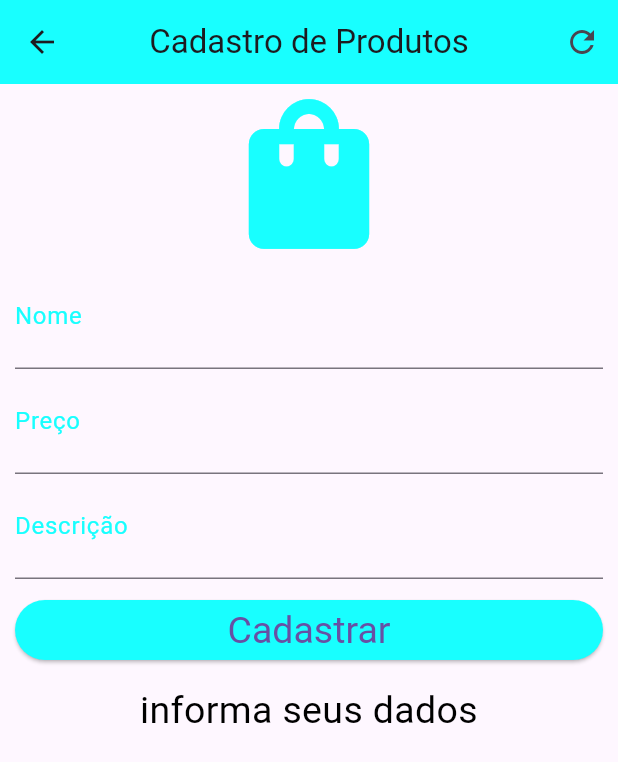
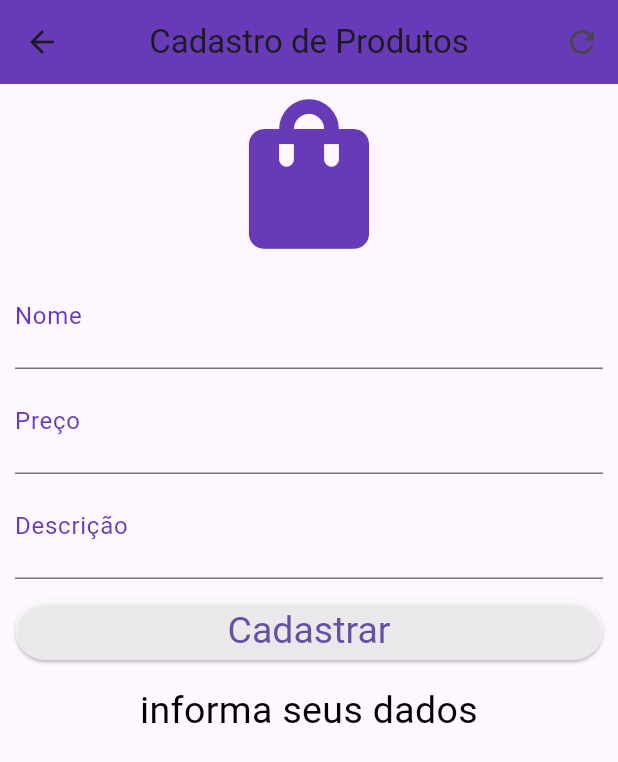
Before and after one commit to fifizinho/AvaliSomativaFlutter, a Flutter app: the Tela5 screen opened by its route, after a tap on "Cadastrar", after a tap on the "refresh" icon, on a phone screen of 412 x 824 dp. Shown: the top 762 px of the screen. Run offline on Flutter 3.47's test engine with Material 3 defaults, Android fonts, the phone set to English and light mode, and no system bars.

Commit message:
avaliacao corrigida

```diff
--- a/lib/tela1.dart
+++ b/lib/tela1.dart
@@ -14,7 +14,7 @@ class _HomePageState extends State<Tela1> {
       appBar: AppBar(
         title: Text("MENU"),
         centerTitle: true,
-        backgroundColor: Colors.deepOrangeAccent,
+        backgroundColor: Colors.deepPurple,
       ),
 
       body: SingleChildScrollView(
@@ -25,7 +25,7 @@ class _HomePageState extends State<Tela1> {
             const Icon(
               Icons.add_business_sharp,
               size: 120.0,
-              color: Colors.deepOrangeAccent,
+              color: Colors.deepPurple,
             ),
             Text(
               "Aplicação Principal",
--- a/lib/tela3.dart
+++ b/lib/tela3.dart
@@ -8,7 +8,7 @@ class Contador extends StatelessWidget {
   Widget build(BuildContext context) {
     return MaterialApp(
       theme: ThemeData(
-        colorScheme: ColorScheme.fromSeed(seedColor: Colors.blueGrey),
+        colorScheme: ColorScheme.fromSeed(seedColor: Colors.deepPurple),
         useMaterial3: true,
       ),
       home: const Tela3(),
@@ -43,7 +43,7 @@ class _MyHomePageState extends State<Tela3> {
   Widget build(BuildContext context) {
     return Scaffold(
       appBar: AppBar(
-        backgroundColor: Theme.of(context).colorScheme.inversePrimary,
+        backgroundColor: Colors.deepPurple,
         title: Text('CONTADOR'),
       ),
       body: Center(
--- a/lib/tela5.dart
+++ b/lib/tela5.dart
@@ -20,13 +20,15 @@ class Tela5 extends StatefulWidget {
 }
 
 class _HomePageState extends State<Tela5> {
-  TextEditingController usuarioController = new TextEditingController();
-  TextEditingController senhaController = new TextEditingController();
+  TextEditingController nomeController = new TextEditingController();
+  TextEditingController precoController = new TextEditingController();
+  TextEditingController descricaoController = new TextEditingController();
   String _textoInfo = "Informe seus dados";
 
   void _limpar() {
-    usuarioController.text = "";
-    senhaController.text = "";
+    nomeController.text = "";
+    precoController.text = "";
+    descricaoController.text = "";
     setState(() {
       _textoInfo = "informa seus dados";
     });
@@ -35,15 +37,17 @@ class _HomePageState extends State<Tela5> {
   void _cadastrar() {
 
 
-    String user = usuarioController.text;
-    String senha = senhaController.text;
+    String name = nomeController.text;
+    String preco = precoController.text;
+    String descricao = descricaoController.text;
     setState(() {
-      if (user.isEmpty || senha.isEmpty) {
-        _textoInfo = "Erro ao cadastrar usuário";
+      if (name.isEmpty || preco.isEmpty || descricao.isEmpty) {
+        _textoInfo = "Erro ao cadastrar produto";
       } else {
         _textoInfo = "Dados cadastrados com sucesso!";
-        usuarioController.text = "";
-        senhaController.text = "";
+        nomeController.text = "";
+        precoController.text = "";
+        descricaoController.text = "";
       }
     });
   }
@@ -54,7 +58,7 @@ class _HomePageState extends State<Tela5> {
       appBar: AppBar(
         title: Text("Cadastro de Produtos"),
         centerTitle: true,
-        backgroundColor: Colors.cyanAccent,
+        backgroundColor: Colors.deepPurple,
         actions: <Widget>[
           IconButton(onPressed: _limpar, icon: Icon(Icons.refresh))
         ],
@@ -67,39 +71,37 @@ class _HomePageState extends State<Tela5> {
             const Icon(
               Icons.shopping_bag,
               size: 120.0,
-              color: Colors.cyanAccent,
+              color: Colors.deepPurple,
             ),
             TextField(
               keyboardType: TextInputType.text,
               decoration: InputDecoration(
                 labelText: "Nome",
-                labelStyle: TextStyle(color: Colors.cyanAccent),
+                labelStyle: TextStyle(color: Colors.deepPurple),
               ),
               textAlign: TextAlign.center,
               style: TextStyle(fontSize: 25.0),
-              controller: usuarioController,
+              controller: nomeController,
             ),
             TextField(
-              obscureText: true,
               keyboardType: TextInputType.text,
               decoration: InputDecoration(
                 labelText: "Preço",
-                labelStyle: TextStyle(color: Colors.cyanAccent),
+                labelStyle: TextStyle(color: Colors.deepPurple),
               ),
               textAlign: TextAlign.center,
               style: TextStyle(fontSize: 25.0),
-              controller: senhaController,
+              controller: precoController,
             ),
             TextField(
-              obscureText: true,
               keyboardType: TextInputType.text,
               decoration: InputDecoration(
                 labelText: "Descrição",
-                labelStyle: TextStyle(color: Colors.cyanAccent),
+                labelStyle: TextStyle(color: Colors.deepPurple),
               ),
               textAlign: TextAlign.center,
               style: TextStyle(fontSize: 25.0),
-              controller: senhaController,
+              controller: descricaoController,
             ),
             Padding(
               padding: const EdgeInsets.only(top: 10, bottom: 10),
@@ -111,7 +113,7 @@ class _HomePageState extends State<Tela5> {
                         ElevatedButton(
                             style: ElevatedButton.styleFrom(
                                 textStyle: TextStyle(fontSize: 25.0),
-                                backgroundColor: Colors.cyanAccent),
+                                backgroundColor: Colors.white70),
                             onPressed: _cadastrar,
                             child: const Text("Cadastrar")),
                       ])
```
Also changed, not shown: lib/tela2.dart (+5 -5 lines), lib/tela4.dart (+6 -5 lines).
